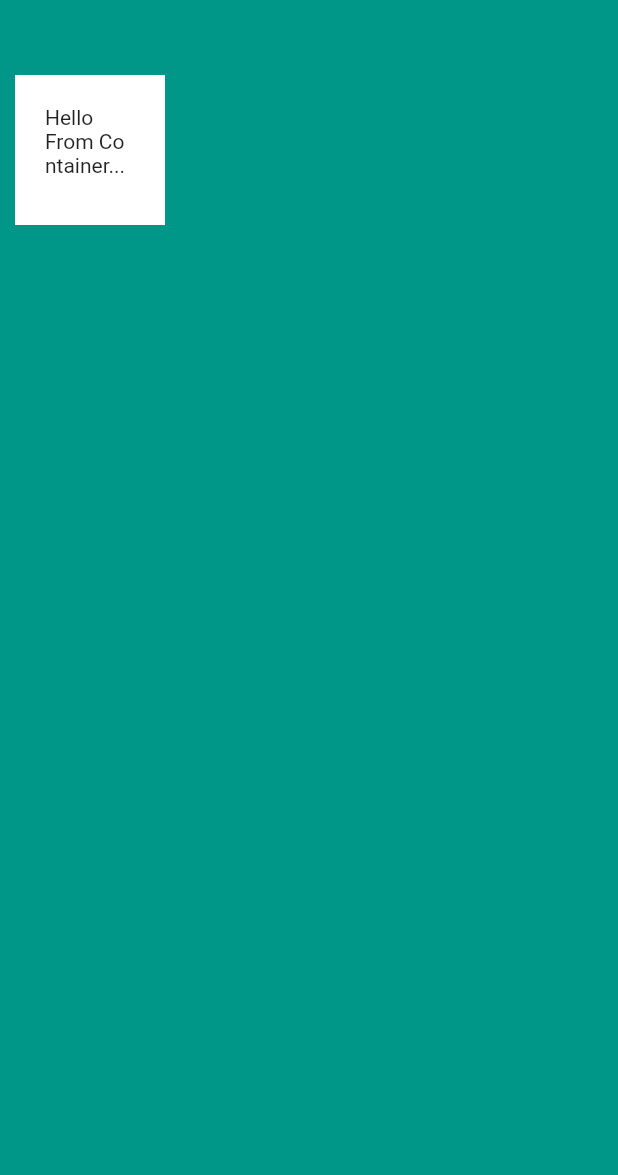
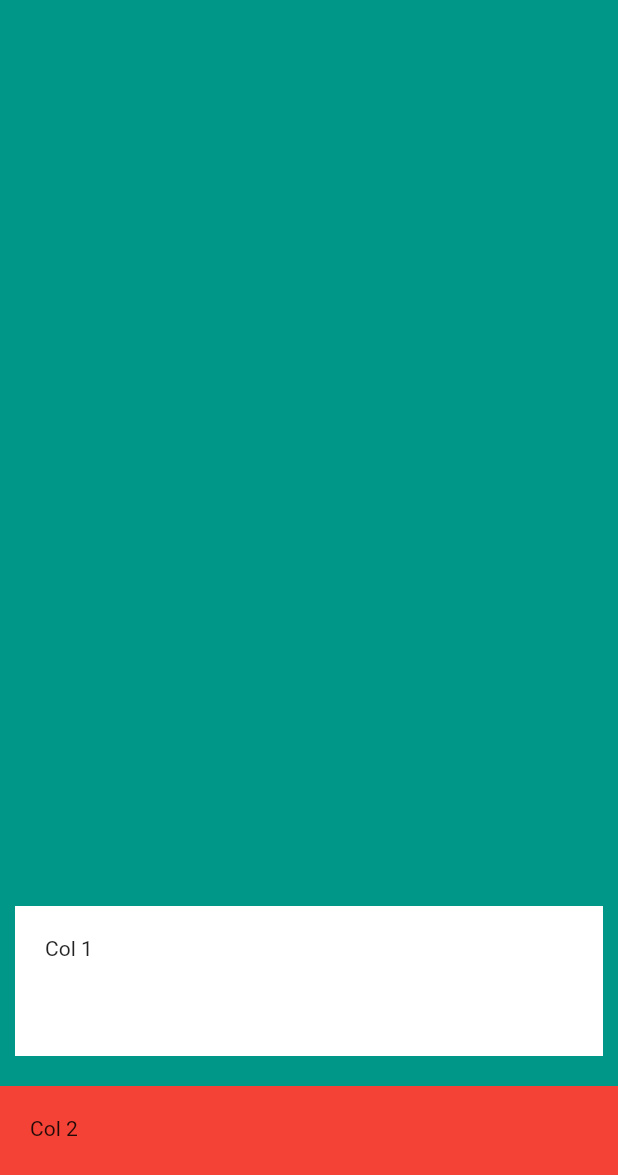
Before and after one commit to Maxondria/little_flutter_bizcard, a Flutter app: the screen it shows after launch, on a phone screen of 412 x 824 dp. Shown: the top 1175 px of the screen. Run offline on Flutter 3.47's test engine with Material 2 defaults, Android fonts, the phone set to English and light mode, and no system bars.

Commit message:
using a column

```diff
--- a/lib/main.dart
+++ b/lib/main.dart
@@ -9,13 +9,29 @@ class MyApp extends StatelessWidget {
       home: Scaffold(
         backgroundColor: Colors.teal,
         body: SafeArea(
-          child: Container(
-            color: Colors.white,
-            height: 100.0,
-            width: 100.0,
-            margin: EdgeInsets.symmetric(vertical: 50.0, horizontal: 10.0),
-            padding: EdgeInsets.all(20.0),
-            child: Text('Hello From Container...'),
+          child: Column(
+            //mainAxisSize: MainAxisSize.min, //Wrap on last child
+            //verticalDirection: VerticalDirection.up, //reverse children order
+            mainAxisAlignment:
+                MainAxisAlignment.end, //Flexboxx,(vertical) basically
+            crossAxisAlignment: CrossAxisAlignment.stretch, //horixontal
+            children: <Widget>[
+              Container(
+                color: Colors.white,
+                height: 100.0,
+                width: 100.0,
+                margin: EdgeInsets.symmetric(vertical: 20.0, horizontal: 10.0),
+                padding: EdgeInsets.all(20.0),
+                child: Text('Col 1'),
+              ),
+              Container(
+                height: 100.0,
+                width: 100.0,
+                color: Colors.red,
+                padding: EdgeInsets.all(20.0),
+                child: Text('Col 2'),
+              )
+            ],
           ),
         ),
       ),
```
